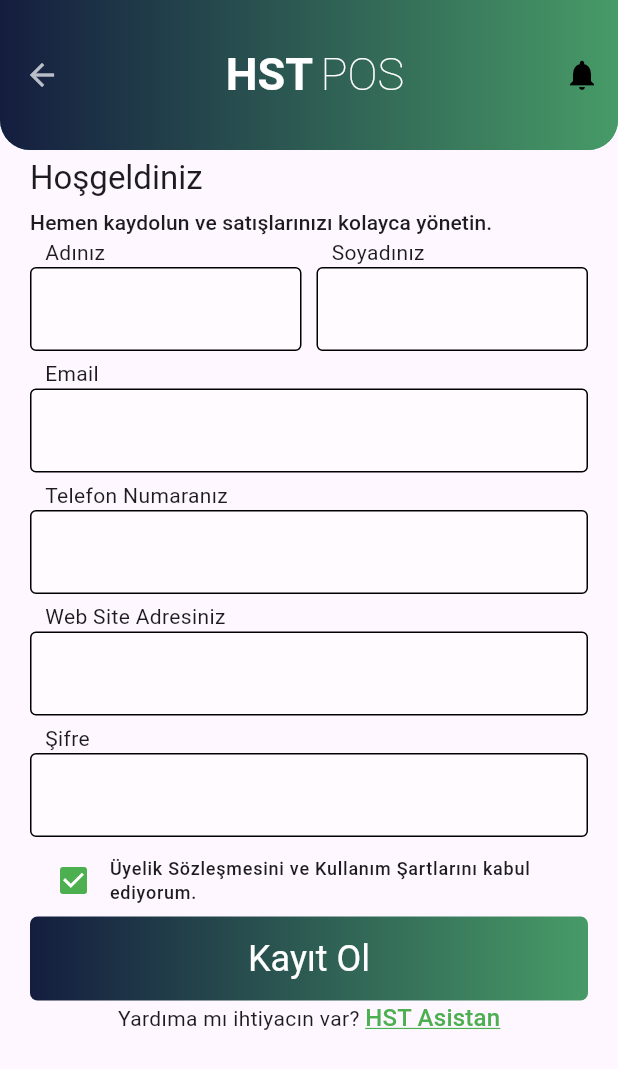
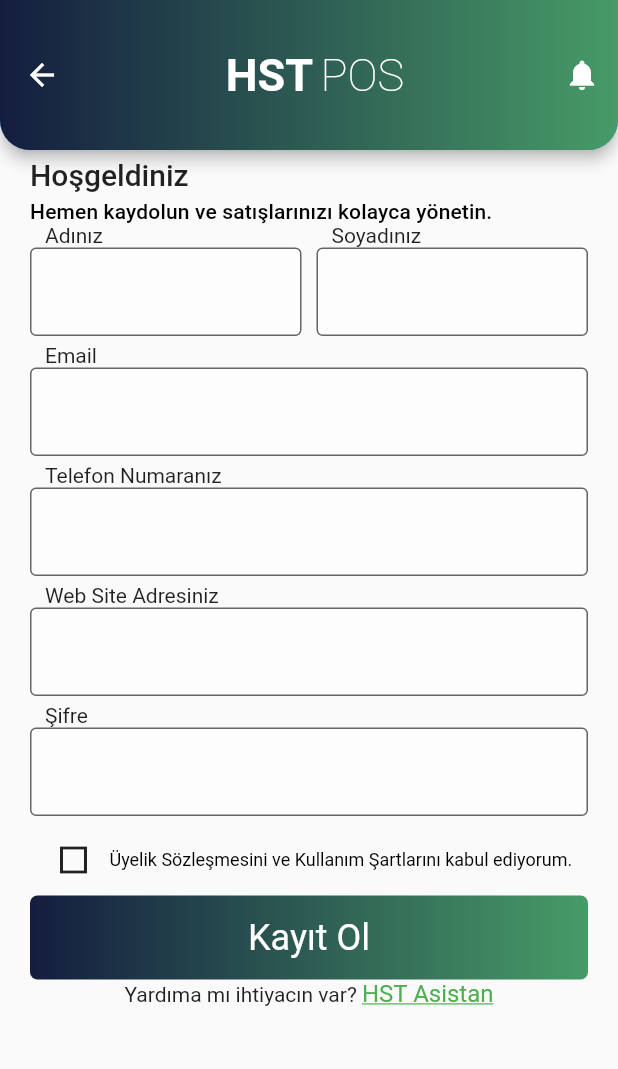
Before and after one commit to kadiirhocaoglu/InternHST, a Flutter app: the screen it shows after launch, on a phone screen of 412 x 824 dp. Shown: the top 1069 px of the screen. Run offline on Flutter 3.47's test engine with Material 3 defaults, Android fonts, the phone set to English and light mode, and no system bars; our stand-ins replace animated_text_kit, dio; missing offline and left inert: flutter_nfc_kit, ndef.

Commit message:
21 july fixed

```diff
--- a/register_hst_flutter/lib/feature/singup/signup_view.dart
+++ b/register_hst_flutter/lib/feature/singup/signup_view.dart
@@ -1,13 +1,14 @@
+import 'package:flutter/foundation.dart';
 import 'package:flutter/material.dart';
 import 'package:flutter/widgets.dart';
 import 'package:register_hst_flutter/feature/singup/constants/color_constants.dart';
 import 'package:register_hst_flutter/feature/singup/constants/signup_keys.dart';
 import 'package:register_hst_flutter/feature/singup/signup_mixin.dart';
 import 'package:register_hst_flutter/feature/singup/constants/signup_size_constants.dart';
+import 'package:register_hst_flutter/feature/singup/widgets/singup_check_box.dart';
 part 'widgets/signup_text_field.dart';
 part 'widgets/signup_header_title.dart';
 part 'widgets/signup_button.dart';
-part 'widgets/singup_check_box.dart';
 part 'widgets/singup_already_signin.dart';
 part 'widgets/terms_conditions_bottom_sheet.dart';
 
--- a/register_hst_flutter/lib/feature/singup/widgets/signup_text_field.dart
+++ b/register_hst_flutter/lib/feature/singup/widgets/signup_text_field.dart
@@ -31,7 +31,7 @@
               decoration: InputDecoration(
                   border: OutlineInputBorder(),
                   filled: true,
-                  fillColor: Theme.of(context).colorScheme.onSurface.withOpacity(0.5),
+                  fillColor: ColorConstants.textFieldFillColor.withOpacity(0.5),
                 ),
                 obscureText: _obscureText,
               ),
--- a/register_hst_flutter/lib/feature/singup/widgets/singup_check_box.dart
+++ b/register_hst_flutter/lib/feature/singup/widgets/singup_check_box.dart
@@ -1,17 +1,27 @@
-part of '../signup_view.dart';
+import 'package:flutter/material.dart';
+import 'package:register_hst_flutter/feature/singup/constants/signup_keys.dart';
+import 'package:register_hst_flutter/feature/singup/signup_view.dart';
 
-final class SignupCheckBox extends StatelessWidget {
+class SignupCheckBox extends StatefulWidget {
+  @override
+  _SignupCheckBoxState createState() => _SignupCheckBoxState();
+}
+
+class _SignupCheckBoxState extends State<SignupCheckBox> {
+  bool? value = false;
 
   @override
   Widget build(BuildContext context) {
     return Row(
       children: [
-        Checkbox(value: true, onChanged: (value) => (){
-
-        },
-        materialTapTargetSize: MaterialTapTargetSize.padded
-        ,
-        activeColor: ColorConstants.positiveColor,
+        IconButton(
+          onPressed: () async {
+            value = await TermsConditionsBottomSheet.show(context);
+            setState(() {});
+          },
+          icon: Icon(
+            value ?? false ? Icons.square : Icons.square_outlined,
+          ),
         ),
         Expanded(
           child: Text(
@@ -19,8 +29,7 @@
             style: Theme.of(context).textTheme.labelMedium,
           ),
         ),
-
-      ]
+      ],
     );
   }
 }
--- a/register_hst_flutter/lib/main.dart
+++ b/register_hst_flutter/lib/main.dart
@@ -4,7 +4,8 @@
 
 void main() {
   runApp(MaterialApp(
-    theme: ThemeData.light().copyWith(colorScheme: ColorScheme(brightness: Brightness.light, primary: ColorConstants.bgBottomNavBarColor, onPrimary: Colors.white, secondary: Colors.yellow, onSecondary: Colors.blue, error: Colors.brown, onError: Colors.deepPurple, surface: ColorConstants.bgBottomNavBarColor, onSurface: ColorConstants.textFieldFillColor, onSurfaceVariant: ColorConstants.borderColor)),
+    theme: ThemeData.light(useMaterial3: false),
     home: SingupView(),
   ));
 }
+//.copyWith(colorScheme: ColorScheme(brightness: Brightness.light, primary: ColorConstants.bgBottomNavBarColor, onPrimary: Colors.white, secondary: Colors.yellow, onSecondary: Colors.blue, error: Colors.brown, onError: Colors.deepPurple, surface: ColorConstants.bgBottomNavBarColor, onSurface: ColorConstants.textFieldFillColor, onSurfaceVariant: ColorConstants.borderColor))
```
Also changed, not shown: register_hst_flutter/lib/feature/singup/constants/signup_keys.dart (+20 -0 lines), register_hst_flutter/lib/feature/singup/widgets/terms_conditions_bottom_sheet.dart (+32 -0 lines).
